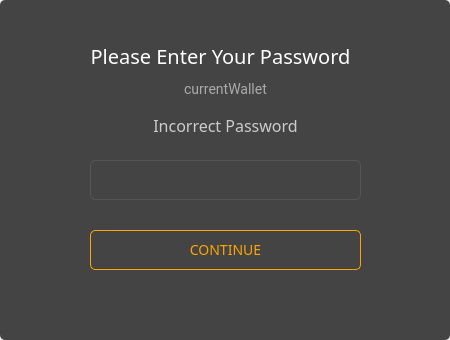
Before: the Qt Designer form src/gui/ui/passworddialog.ui in ConcealNetwork/conceal-desktop, drawn with Qt 5.
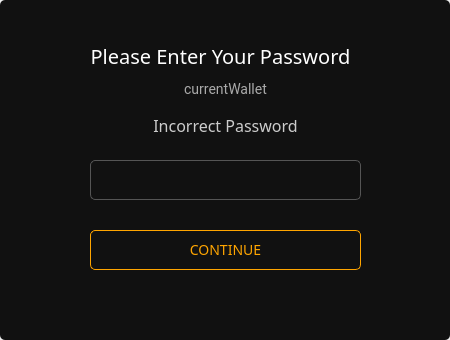
After: the same form once the commit is applied.

```diff
--- a/src/gui/ui/passworddialog.ui
+++ b/src/gui/ui/passworddialog.ui
@@ -71,7 +71,7 @@
       <bool>false</bool>
      </property>
      <property name="styleSheet">
-      <string notr="true">background-color: #444; 
+      <string notr="true">background-color: #111; 
 border-radius: 5px;
 font-family: 'Raleway';</string>
      </property>
```
